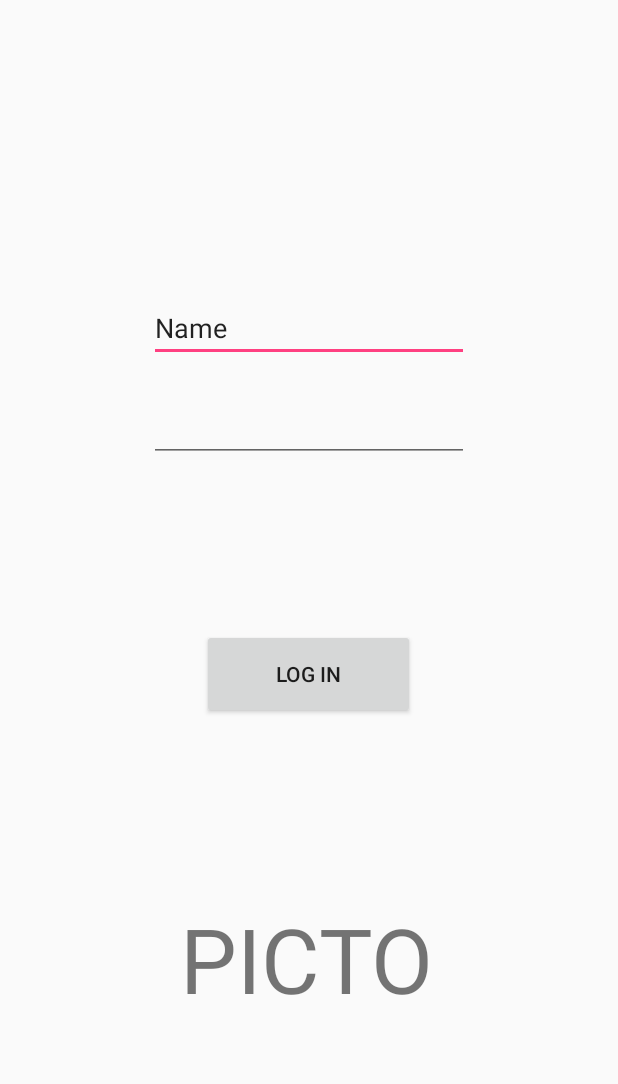
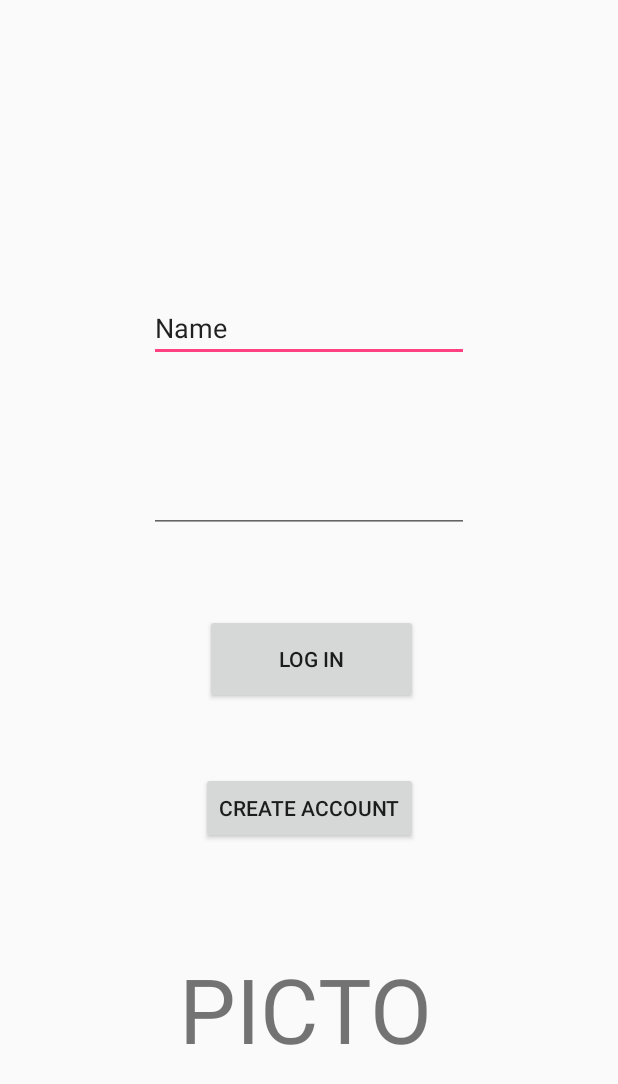
Before and after one commit to asgervasio/picto, an Android app: the layout activity_login.xml on its own in the app's theme, with its tools: preview values and no code run, on a phone screen of 412 x 824 dp. Shown: the top 1084 px of the screen. Run offline under Robolectric (Android 15) with nearby library versions, the phone set to English and light mode, and no system bars.

Commit message:
Base login with admin credentials finished

```diff
--- a/app/build.gradle
+++ b/app/build.gradle
@@ -1,4 +1,5 @@
 apply plugin: 'com.android.application'
+apply plugin: 'com.google.gms.google-services'
 
 android {
     compileSdkVersion 26
@@ -26,6 +27,7 @@ allprojects {
 
 dependencies {
     // Required -- JUnit 4 framework
+    implementation 'com.google.firebase:firebase-auth:16.0.5'
     testImplementation 'junit:junit:4.12'
     implementation fileTree(dir: 'libs', include: ['*.jar'])
     implementation 'com.android.support:appcompat-v7:26.1.0'
--- a/app/src/main/java/com/picto/ycpcs/myapplication/CameraActivity.java
+++ b/app/src/main/java/com/picto/ycpcs/myapplication/CameraActivity.java
@@ -33,7 +33,7 @@ public class CameraActivity extends AppCompatActivity {
     @Override
     protected void onCreate(Bundle savedInstanceState) {
         super.onCreate(savedInstanceState);
-        setContentView(R.layout.activity_main);
+        setContentView(R.layout.content_camera);
         Toolbar toolbar = (Toolbar) findViewById(R.id.toolbar);
         setSupportActionBar(toolbar);
 
--- a/app/src/main/res/layout/activity_login.xml
+++ b/app/src/main/res/layout/activity_login.xml
@@ -20,21 +20,8 @@
         app:layout_anchor="@+id/constraintLayout"
         app:layout_anchorGravity="center">
 
-        <Button
-            android:id="@+id/login"
-            android:layout_width="142dp"
-            android:layout_height="60dp"
-            android:onClick="login"
-            android:text="LOG IN"
-            app:layout_constraintBottom_toBottomOf="parent"
-            app:layout_constraintEnd_toEndOf="parent"
-            app:layout_constraintHorizontal_bias="0.498"
-            app:layout_constraintStart_toStartOf="parent"
-            app:layout_constraintTop_toTopOf="parent"
-            app:layout_constraintVertical_bias="0.549" />
-
         <EditText
-            android:id="@+id/username"
+            android:id="@+id/email"
             android:layout_width="wrap_content"
             android:layout_height="wrap_content"
             android:ems="10"
@@ -55,8 +42,8 @@
             app:layout_constraintBottom_toTopOf="@+id/login"
             app:layout_constraintEnd_toEndOf="parent"
             app:layout_constraintStart_toStartOf="parent"
-            app:layout_constraintTop_toBottomOf="@+id/username"
-            app:layout_constraintVertical_bias="0.163" />
+            app:layout_constraintTop_toBottomOf="@+id/email"
+            app:layout_constraintVertical_bias="0.561" />
 
         <TextView
             android:id="@+id/textView"
@@ -66,8 +53,37 @@
             android:textSize="60dp"
             app:layout_constraintBottom_toBottomOf="parent"
             app:layout_constraintEnd_toEndOf="parent"
+            app:layout_constraintHorizontal_bias="0.497"
             app:layout_constraintStart_toStartOf="parent"
-            app:layout_constraintTop_toBottomOf="@+id/login" />
+            app:layout_constraintTop_toBottomOf="@+id/createAccount"
+            app:layout_constraintVertical_bias="0.445" />
+
+        <Button
+            android:id="@+id/createAccount"
+            android:layout_width="wrap_content"
+            android:layout_height="wrap_content"
+            android:text="Create Account"
+            android:onClick="createAcct"
+            app:layout_constraintBottom_toBottomOf="parent"
+            app:layout_constraintEnd_toEndOf="parent"
+            app:layout_constraintStart_toStartOf="parent"
+            app:layout_constraintTop_toBottomOf="@+id/email"
+            app:layout_constraintVertical_bias="0.511" />
+
+        <Button
+            android:id="@+id/login"
+            android:layout_width="142dp"
+            android:layout_height="60dp"
+            android:text="LOG IN"
+            android:onClick="logIn"
+            app:layout_anchor="@+id/constraintLayout"
+            app:layout_anchorGravity="center"
+            app:layout_constraintBottom_toTopOf="@+id/createAccount"
+            app:layout_constraintEnd_toEndOf="parent"
+            app:layout_constraintHorizontal_bias="0.505"
+            app:layout_constraintStart_toStartOf="parent"
+            app:layout_constraintTop_toBottomOf="@+id/email"
+            app:layout_constraintVertical_bias="0.786" />
 
     </android.support.constraint.ConstraintLayout>
 
--- a/build.gradle
+++ b/build.gradle
@@ -8,6 +8,7 @@ buildscript {
     }
     dependencies {
         classpath 'com.android.tools.build:gradle:3.5.1'
+        classpath 'com.google.gms:google-services:4.2.0'
 
 
         // NOTE: Do not place your application dependencies here; they belong
```
Also changed, not shown: app/src/main/AndroidManifest.xml (+12 -15 lines), app/src/main/java/com/picto/ycpcs/myapplication/LoginActivity.java (+80 -6 lines), app/src/main/java/com/picto/ycpcs/myapplication/MainActivity.java (deleted, +0 -295 lines).
